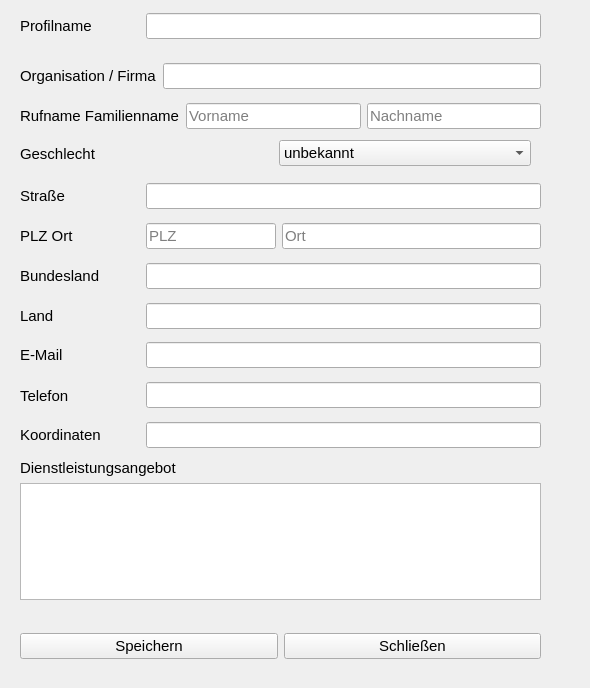
The window that src/gui/qt/ui_components/dialog_profile.ui (minutogit/eMinuto-Desktop-Prototype) describes before a commit, drawn with Qt 5.
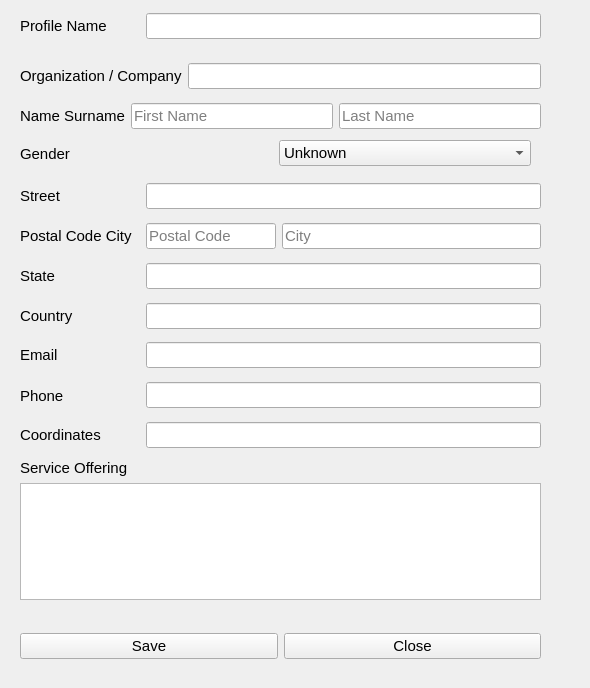
The same window after the commit. Icons and pictures are not drawn.

```diff
--- a/src/gui/qt/ui_components/dialog_profile.ui
+++ b/src/gui/qt/ui_components/dialog_profile.ui
@@ -37,7 +37,7 @@
     <item>
      <widget class="QLabel" name="label">
       <property name="text">
-       <string>Rufname Familienname</string>
+       <string>Name Surname</string>
       </property>
      </widget>
     </item>
@@ -50,7 +50,7 @@
        </size>
       </property>
       <property name="placeholderText">
-       <string>Vorname</string>
+       <string>First Name</string>
       </property>
      </widget>
     </item>
@@ -63,7 +63,7 @@
        </size>
       </property>
       <property name="placeholderText">
-       <string>Nachname</string>
+       <string>Last Name</string>
       </property>
      </widget>
     </item>
@@ -104,7 +104,7 @@
        </font>
       </property>
       <property name="text">
-       <string>Organisation / Firma</string>
+       <string>Organization / Company</string>
       </property>
      </widget>
     </item>
@@ -155,7 +155,7 @@
        </font>
       </property>
       <property name="text">
-       <string>Straße</string>
+       <string>Street</string>
       </property>
      </widget>
     </item>
@@ -206,7 +206,7 @@
        </font>
       </property>
       <property name="text">
-       <string>E-Mail</string>
+       <string>Email</string>
       </property>
      </widget>
     </item>
@@ -257,7 +257,7 @@
        </font>
       </property>
       <property name="text">
-       <string>Telefon</string>
+       <string>Phone</string>
       </property>
      </widget>
     </item>
@@ -308,7 +308,7 @@
        </font>
       </property>
       <property name="text">
-       <string>Koordinaten</string>
+       <string>Coordinates</string>
       </property>
      </widget>
     </item>
@@ -362,7 +362,7 @@
        </font>
       </property>
       <property name="text">
-       <string>Profilname</string>
+       <string>Profile Name</string>
       </property>
      </widget>
     </item>
@@ -402,7 +402,7 @@
        </font>
       </property>
       <property name="text">
-       <string>Dienstleistungsangebot</string>
+       <string>Service Offering</string>
       </property>
      </widget>
     </item>
@@ -442,7 +442,7 @@
        </font>
       </property>
       <property name="text">
-       <string>Speichern</string>
+       <string>Save</string>
       </property>
       <property name="icon">
        <iconset theme="media-floppy">
@@ -464,7 +464,7 @@
        </font>
       </property>
       <property name="text">
-       <string>Schließen</string>
+       <string>Close</string>
       </property>
       <property name="icon">
        <iconset theme="window-close">
@@ -515,7 +515,7 @@
        </font>
       </property>
       <property name="text">
-       <string>PLZ Ort</string>
+       <string>Postal Code City</string>
       </property>
      </widget>
     </item>
@@ -534,7 +534,7 @@
        </size>
       </property>
       <property name="placeholderText">
-       <string>PLZ</string>
+       <string>Postal Code</string>
       </property>
      </widget>
     </item>
@@ -553,7 +553,7 @@
        </size>
       </property>
       <property name="placeholderText">
-       <string>Ort</string>
+       <string>City</string>
       </property>
      </widget>
     </item>
@@ -594,7 +594,7 @@
        </font>
       </property>
       <property name="text">
-       <string>Land</string>
+       <string>Country</string>
       </property>
      </widget>
     </item>
@@ -645,7 +645,7 @@
        </font>
       </property>
       <property name="text">
-       <string>Bundesland</string>
+       <string>State</string>
       </property>
      </widget>
     </item>
@@ -696,7 +696,7 @@
        </font>
       </property>
       <property name="text">
-       <string>Geschlecht</string>
+       <string>Gender</string>
       </property>
      </widget>
     </item>
@@ -704,7 +704,7 @@
      <widget class="QComboBox" name="comboBox_gender">
       <item>
        <property name="text">
-        <string>unbekannt</string>
+        <string>Unknown</string>
        </property>
       </item>
       <item>
```
Left out of the diff: 6 changed lines with no effect on the pictures.
